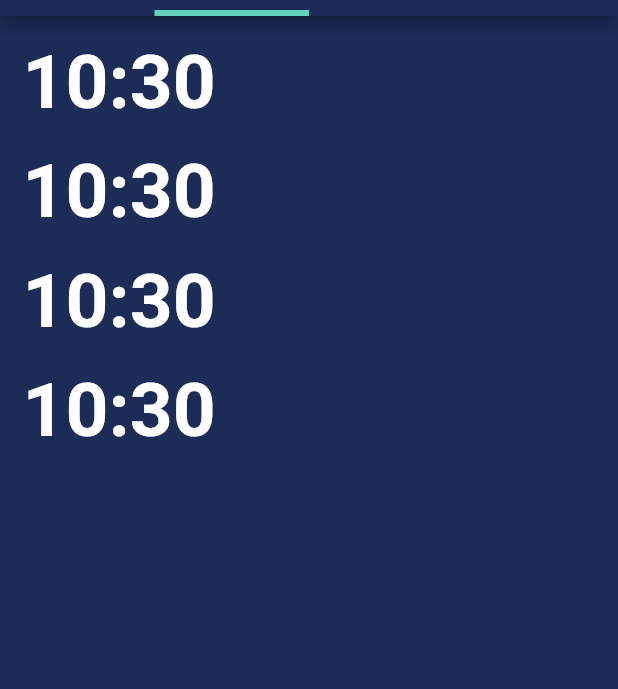
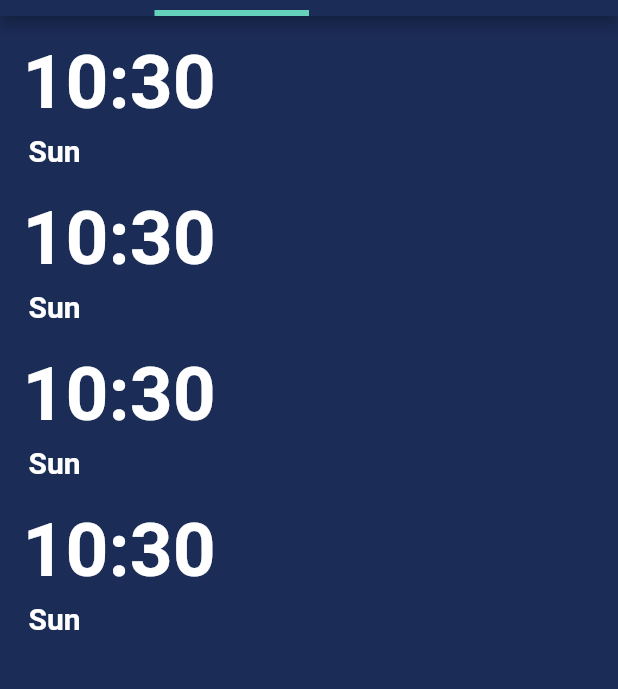
Before and after one commit to asifimtiazahmed/flutter_clock, a Flutter app: the screen it shows after launch, tab 2 chosen, on a phone screen of 412 x 824 dp, the part 182-871 px from its top. Run offline on Flutter 3.47's test engine with Material 2 defaults, Android fonts, the phone set to English and light mode, and no system bars.

Commit message:
4th comit

```diff
--- a/lib/widgets/alarm_item.dart
+++ b/lib/widgets/alarm_item.dart
@@ -15,7 +15,19 @@ Widget alarmItem(hour, enabled){
                   color: Colors.white,
                   fontSize: 50.0,
                   fontWeight: FontWeight.bold
-                ),)
+                )),
+                Row(
+                 children: [
+                   Padding(
+                     padding: EdgeInsets.all(4.0),
+                     child: Text('Sun', style: TextStyle(
+                       color: Colors.white,
+                       fontWeight: FontWeight.bold,
+                       fontSize: 20.0,
+                     )),
+                   ),
+                 ],
+                ),
               ],
             )
           ],
--- a/name_log.dart
+++ b/name_log.dart
@@ -14,9 +14,9 @@ commit4: done
 
 Sept 16th:
 commit1: done
-commit2:
-commit3:
-commit4:
+commit2: done
+commit3: done
+commit4: done
 
 Sept 17th:
 commit1:
```
